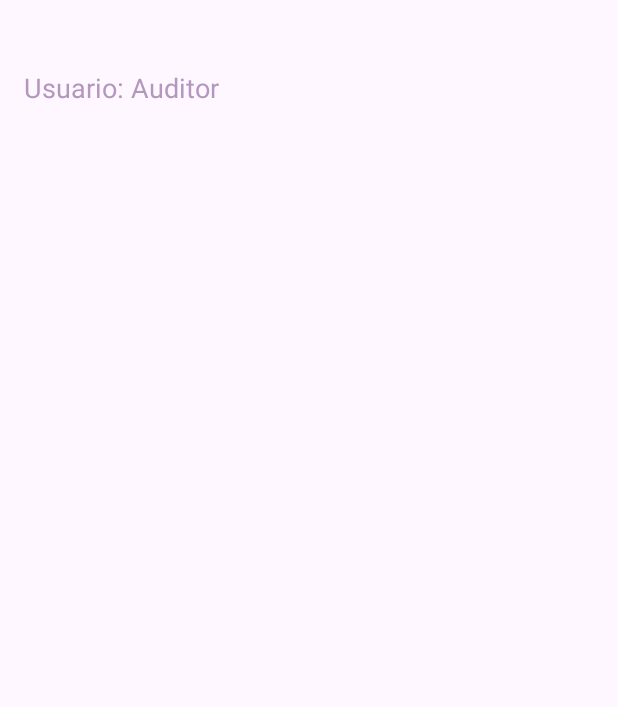
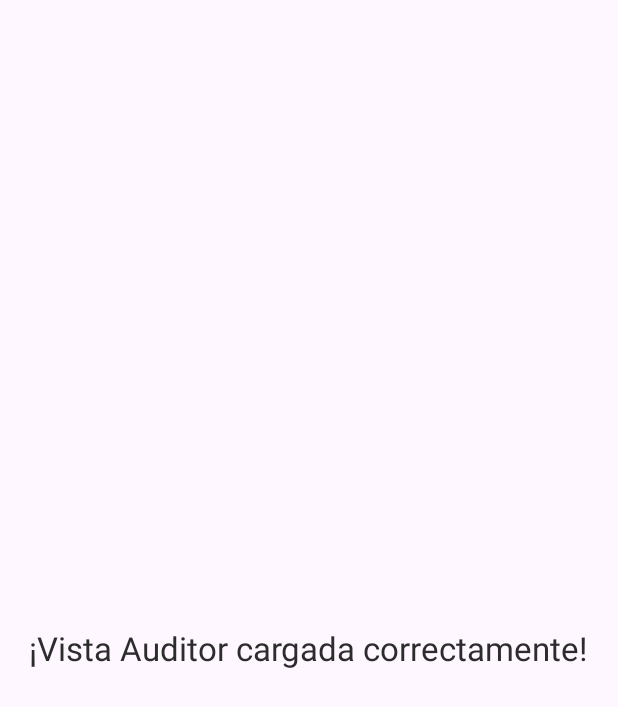
Before and after one commit to LEONARDOSAUL2720/SmarFlowMovil, an Android app: the MainAuditorActivity screen opened directly, with no data from a screen before it, on a phone screen of 412 x 824 dp. Before the commit the part shown is almost empty. Shown: the top 707 px of the screen. Run offline under Robolectric (Android 15) with nearby library versions, the phone set to English and light mode, and no system bars.

Commit message:
nav-menu agregado, pendiente que se vea imagen y su boton para que se hara el nav

```diff
--- a/app/src/main/AndroidManifest.xml
+++ b/app/src/main/AndroidManifest.xml
@@ -12,8 +12,11 @@
         android:roundIcon="@drawable/ic_logo"
         android:supportsRtl="true"
         android:theme="@style/Theme.SmartFlow"
-        android:networkSecurityConfig="@xml/network_security_config"
+        android:usesCleartextTraffic="true"
         tools:targetApi="31">
+
+<!--        android:networkSecurityConfig="@xml/network_security_config"-->
+
 
         <activity
             android:name=".LoginActivity"
--- a/app/src/main/java/com/example/smartflow/MainAuditorActivity.kt
+++ b/app/src/main/java/com/example/smartflow/MainAuditorActivity.kt
@@ -1,12 +1,136 @@
 package com.example.smartflow
 
+import android.content.Intent
 import android.os.Bundle
+import android.util.Log
+import android.widget.Toast
 import androidx.appcompat.app.AppCompatActivity
+import androidx.drawerlayout.widget.DrawerLayout
+import com.google.android.material.navigation.NavigationView
+import android.view.MenuItem
+import android.view.View
+import android.widget.TextView
+import androidx.appcompat.app.ActionBarDrawerToggle
 
 class MainAuditorActivity : AppCompatActivity() {
+
+    private lateinit var drawerLayout: DrawerLayout
+    private lateinit var navView: NavigationView
+
     override fun onCreate(savedInstanceState: Bundle?) {
         super.onCreate(savedInstanceState)
-        setContentView(R.layout.main_auditor)
-        // ...existing code...
+        setContentView(R.layout.activity_main_auditor)
+
+        drawerLayout = findViewById(R.id.drawer_layout)
+        navView = findViewById(R.id.nav_view)
+
+        val toggle = ActionBarDrawerToggle(
+            this, drawerLayout, R.string.navigation_drawer_open, R.string.navigation_drawer_close
+        )
+        drawerLayout.addDrawerListener(toggle)
+        toggle.syncState()
+        supportActionBar?.setDisplayHomeAsUpEnabled(true)
+
+        // Obtener datos del usuario
+        setupUserHeader()
+
+        // Configurar navegación
+        setupNavigation()
+    }
+
+    private fun setupUserHeader() {
+        // Obtener datos del usuario desde Intent o SharedPreferences
+        val sharedPrefs = getSharedPreferences("user_prefs", MODE_PRIVATE)
+        val userName = intent.getStringExtra("USER_NAME")
+            ?: sharedPrefs.getString("user_name", "Usuario") ?: "Usuario"
+        val userEmail = sharedPrefs.getString("user_email", "")
+        val userRole = sharedPrefs.getString("user_role", "")
+
+        // Configurar header del Navigation Drawer
+        val headerView: View = navView.getHeaderView(0)
+        val tvUserName: TextView = headerView.findViewById(R.id.tv_user_name)
+        val tvUserMessage: TextView = headerView.findViewById(R.id.tv_user_message)
+
+        tvUserName.text = userName
+        tvUserMessage.text = "¡Bienvenido, $userName!"
+
+        // Si tienes un TextView para el email y rol en el header
+        // val tvUserEmail: TextView = headerView.findViewById(R.id.tv_user_email)
+        // val tvUserRole: TextView = headerView.findViewById(R.id.tv_user_role)
+        // tvUserEmail.text = userEmail
+        // tvUserRole.text = userRole
+    }
+
+    private fun setupNavigation() {
+        navView.setNavigationItemSelectedListener { menuItem ->
+            when (menuItem.itemId) {
+                R.id.nav_opcion1 -> {
+                    // Acción para Opción 1
+                    true
+                }
+                R.id.nav_opcion2 -> {
+                    // Acción para Opción 2
+                    true
+                }
+                R.id.nav_opcion3 -> {
+                    // Acción para Opción 3
+                    true
+                }
+                R.id.nav_opcion3 -> {
+                    // Cerrar sesión
+                    logout()
+                    true
+                }
+                else -> false
+            }
+        }
+    }
+
+    // Función para obtener el token de autenticación
+    private fun getAuthToken(): String? {
+        val sharedPreferences = getSharedPreferences("user_prefs", MODE_PRIVATE)
+        return sharedPreferences.getString("auth_token", null)
+    }
+
+    // Función para verificar si hay una sesión activa
+    private fun isUserLoggedIn(): Boolean {
+        val token = getAuthToken()
+        val role = getUserRole()
+        return !token.isNullOrEmpty() && !role.isNullOrEmpty()
+    }
+
+    // Función para obtener el rol del usuario guardado
+    private fun getUserRole(): String? {
+        val sharedPreferences = getSharedPreferences("user_prefs", MODE_PRIVATE)
+        return sharedPreferences.getString("user_role", null)
+    }
+
+    // Cerrar sesión
+    private fun logout() {
+        // Limpiar SharedPreferences
+        val sharedPrefs = getSharedPreferences("user_prefs", MODE_PRIVATE)
+        sharedPrefs.edit().clear().apply()
+
+        // Mostrar mensaje de confirmación
+        Toast.makeText(this, "Sesión cerrada exitosamente", Toast.LENGTH_SHORT).show()
+
+        // Redirigir al login
+        redirectToLogin()
+    }
+
+    // Redirigir al login
+    private fun redirectToLogin() {
+        val intent = Intent(this, LoginActivity::class.java)
+        intent.flags = Intent.FLAG_ACTIVITY_NEW_TASK or Intent.FLAG_ACTIVITY_CLEAR_TASK
+        startActivity(intent)
+        finish()
+    }
+
+    override fun onOptionsItemSelected(item: MenuItem): Boolean {
+        if (item.itemId == android.R.id.home) {
+            drawerLayout.openDrawer(navView)
+            return true
+        }
+        return super.onOptionsItemSelected(item)
     }
 }
--- /dev/null
+++ b/app/src/main/res/drawable/circle_bg.xml
@@ -0,0 +1,4 @@
+<shape xmlns:android="http://schemas.android.com/apk/res/android"
+    android:shape="oval">
+    <solid android:color="#F4F4F4"/>
+</shape>
--- /dev/null
+++ b/app/src/main/res/layout/activity_main_auditor.xml
@@ -0,0 +1,31 @@
+<androidx.drawerlayout.widget.DrawerLayout xmlns:android="http://schemas.android.com/apk/res/android"
+    xmlns:app="http://schemas.android.com/apk/res-auto"
+    android:id="@+id/drawer_layout"
+    android:layout_width="match_parent"
+    android:layout_height="match_parent"
+    android:layout_marginTop="40dp">
+
+    <!-- Contenido principal -->
+    <FrameLayout
+        android:id="@+id/content_frame"
+        android:layout_width="match_parent"
+        android:layout_height="match_parent" >
+        <TextView
+            android:layout_width="wrap_content"
+            android:layout_height="wrap_content"
+            android:text="¡Vista Auditor cargada correctamente!"
+            android:textSize="22sp"
+            android:textColor="#2C2C2C"
+            android:layout_gravity="center"/>
+    </FrameLayout>
+
+    <!-- Menú lateral -->
+    <com.google.android.material.navigation.NavigationView
+        android:id="@+id/nav_view"
+        android:layout_width="wrap_content"
+        android:layout_height="match_parent"
+        android:layout_gravity="start"
+        app:headerLayout="@layout/nav_header_auditor"
+        app:menu="@menu/menu_auditor" />
+
+</androidx.drawerlayout.widget.DrawerLayout>
--- /dev/null
+++ b/app/src/main/res/menu/menu_auditor.xml
@@ -0,0 +1,17 @@
+<menu xmlns:android="http://schemas.android.com/apk/res/android">
+    <item
+        android:id="@+id/nav_opcion1"
+        android:title="Opción 1"/>
+<!--        android:icon="@drawable/ic_opcion1"-->
+
+    <item
+        android:id="@+id/nav_opcion2"
+        android:title="Opción 2" />
+<!--        android:icon="@drawable/ic_opcion2"-->
+
+    <item
+        android:id="@+id/nav_opcion3"
+        android:title="Cerrar Sesión"/>
+<!--        android:icon="@drawable/ic_logout"-->
+
+</menu>
--- a/app/src/main/res/values/strings.xml
+++ b/app/src/main/res/values/strings.xml
@@ -1,3 +1,6 @@
 <resources>
     <string name="app_name">SmartFlow</string>
+    <string name="navigation_drawer_open">Abrir menú</string>
+    <string name="navigation_drawer_close">Cerrar menú</string>
+    <string name="user_image">Imagen de usuario</string>
 </resources>
```
Also changed, not shown: app/src/main/java/com/example/smartflow/LoginActivity.kt (+7 -4 lines), app/src/main/res/drawable/ic_person.xml (added, +9 -0 lines), app/src/main/res/layout/nav_header_auditor.xml (added, +39 -0 lines).
